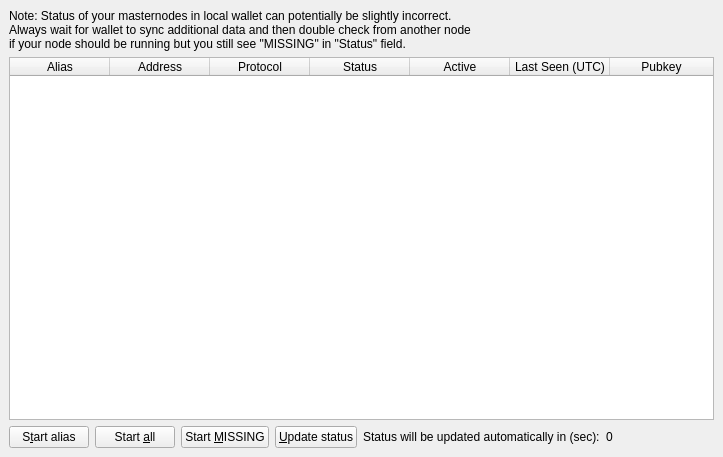
Qt form src/qt/forms/masternodelist.ui (marcianovc/martexcoin) before a commit.
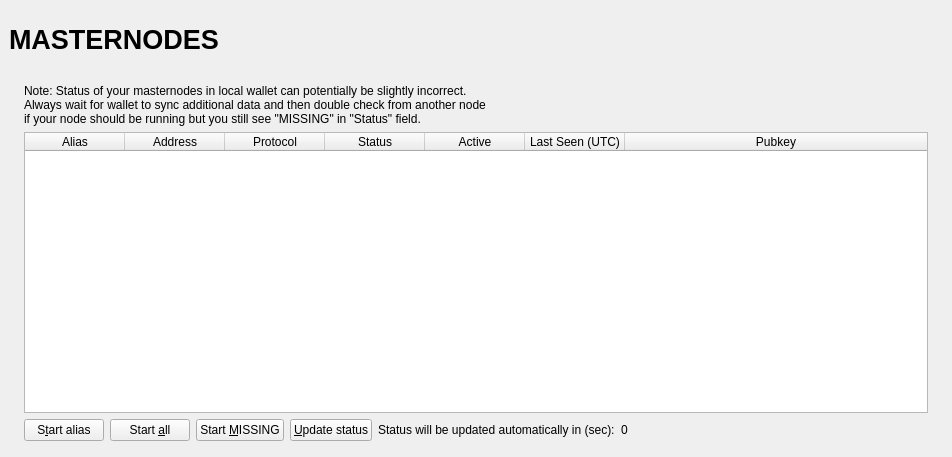
The same form after that commit.

Diff of the .ui file:
```diff
--- a/src/qt/forms/masternodelist.ui
+++ b/src/qt/forms/masternodelist.ui
@@ -13,7 +13,7 @@
   <property name="windowTitle">
    <string>Form</string>
   </property>
-  <layout class="QVBoxLayout" name="topLayout">
+  <layout class="QVBoxLayout" name="topLayout" stretch="0">
    <property name="leftMargin">
     <number>9</number>
    </property>
@@ -25,13 +25,143 @@
    </property>
    <property name="bottomMargin">
     <number>9</number>
+   </property>
+   <item>
+    <layout class="QVBoxLayout" name="verticalLayout_Master" stretch="0,1">
+     <property name="spacing">
+      <number>0</number>
+     </property>
+     <item>
+      <widget class="QFrame" name="frame_Header">
+       <layout class="QVBoxLayout" name="verticalLayout_4">
+        <property name="leftMargin">
+         <number>0</number>
+        </property>
+        <property name="topMargin">
+         <number>0</number>
+        </property>
+        <property name="rightMargin">
+         <number>0</number>
+        </property>
+        <property name="bottomMargin">
+         <number>0</number>
+        </property>
+        <item>
+         <layout class="QHBoxLayout" name="horizontalLayout_Header" stretch="1,0,1">
+          <item>
+           <widget class="QLabel" name="labelOverviewHeaderLeft">
+            <property name="minimumSize">
+             <size>
+              <width>464</width>
+              <height>60</height>
+             </size>
+            </property>
+            <property name="maximumSize">
+             <size>
+              <width>16777215</width>
+              <height>60</height>
+             </size>
+            </property>
+            <property name="font">
+             <font>
+              <pointsize>20</pointsize>
+              <weight>75</weight>
+              <bold>true</bold>
+             </font>
+            </property>
+            <property name="text">
+             <string>MASTERNODES</string>
+            </property>
+           </widget>
+          </item>
+          <item>
+           <spacer name="horizontalSpacer">
+            <property name="orientation">
+             <enum>Qt::Horizontal</enum>
+            </property>
+            <property name="sizeHint" stdset="0">
+             <size>
+              <width>40</width>
+              <height>20</height>
+             </size>
+            </property>
+           </spacer>
+          </item>
+          <item>
+           <widget class="QLabel" name="labelOverviewHeaderRight">
+            <property name="minimumSize">
+             <size>
+              <width>464</width>
+              <height>60</height>
+             </size>
+            </property>
+            <property name="maximumSize">
+             <size>
+              <width>16777215</width>
+              <height>60</height>
+             </size>
+            </property>
+            <property name="font">
+             <font>
+              <pointsize>14</pointsize>
+             </font>
+            </property>
+            <property name="text">
+             <string/>
+            </property>
+            <property name="alignment">
+             <set>Qt::AlignRight|Qt::AlignTrailing|Qt::AlignVCenter</set>
+            </property>
+           </widget>
+          </item>
+         </layout>
+        </item>
+       </layout>
+      </widget>
+     </item>
+     <item>
+      <widget class="QFrame" name="frame_BG">
+       <layout class="QVBoxLayout" name="verticalLayout_3">
+        <property name="leftMargin">
+         <number>6</number>
+        </property>
+        <property name="topMargin">
+         <number>6</number>
+        </property>
+        <property name="rightMargin">
+         <number>6</number>
+        </property>
+        <property name="bottomMargin">
+         <number>6</number>
+        </property>
+        <item>
+         <widget class="QFrame" name="frame_Content">
+          <layout class="QVBoxLayout" name="verticalLayout">
+           <property name="spacing">
+            <number>0</number>
+           </property>
+           <property name="leftMargin">
+            <number>0</number>
+           </property>
+           <property name="topMargin">
+            <number>0</number>
+           </property>
+           <property name="rightMargin">
+            <number>0</number>
+           </property>
+           <property name="bottomMargin">
+            <number>0</number>
    </property>
    <item>
     <layout class="QGridLayout" name="gridLayout_2">
+             <property name="spacing">
+              <number>2</number>
+             </property>
      <item row="0" column="0">
+              <widget class="QFrame" name="frameList">
       <layout class="QVBoxLayout" name="verticalLayout_2">
        <property name="bottomMargin">
-        <number>0</number>
+                 <number>1</number>
        </property>
        <item>
         <layout class="QHBoxLayout" name="horizontalLayout_note">
@@ -110,9 +240,6 @@
          <attribute name="horizontalHeaderStretchLastSection">
           <bool>true</bool>
          </attribute>
-         <attribute name="verticalHeaderVisible">
-          <bool>false</bool>
-         </attribute>
          <column>
           <property name="text">
            <string>Alias</string>
@@ -213,6 +340,15 @@
         </layout>
        </item>
       </layout>
+              </widget>
+             </item>
+            </layout>
+           </item>
+          </layout>
+         </widget>
+        </item>
+       </layout>
+      </widget>
      </item>
     </layout>
    </item>
```
Lines whose indentation alone changed are shown as unchanged.
